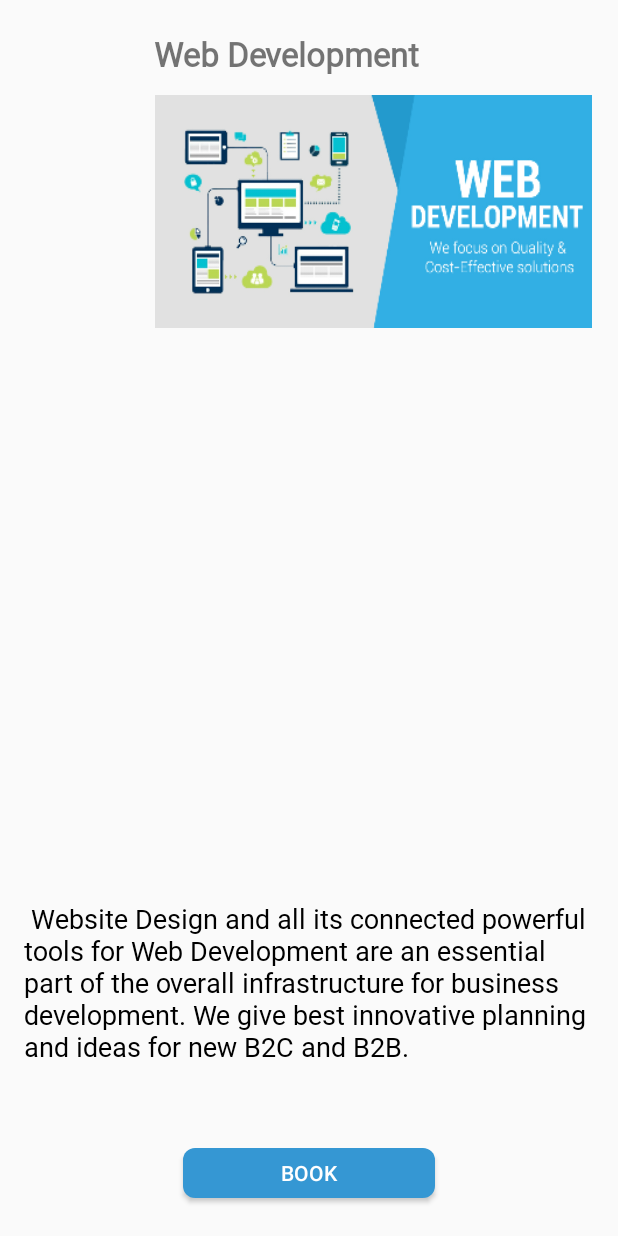
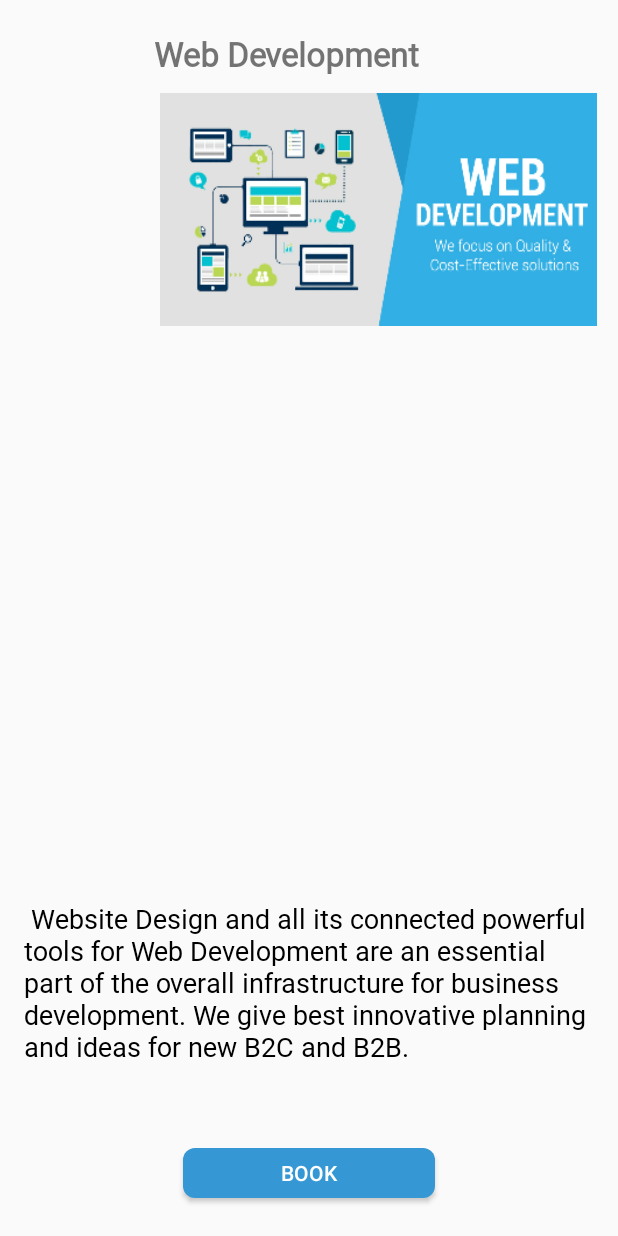
Before and after one commit to chethangowda08/My, an Android app: the WebActivity screen opened directly, with no data from a screen before it, on a phone screen of 412 x 824 dp. Run offline under Robolectric (Android 15) with nearby library versions, the phone set to English and light mode, and no system bars; plain views replace JustifyTextView.

Commit message:
Web application app

```diff
--- a/app/src/main/res/layout/activity_web.xml
+++ b/app/src/main/res/layout/activity_web.xml
@@ -30,8 +30,8 @@
         android:layout_alignParentTop="true"
         android:layout_alignParentEnd="true"
         android:layout_marginLeft="13dp"
-        android:layout_marginTop="63dp"
-        android:layout_marginEnd="17dp"
+        android:layout_marginTop="62dp"
+        android:layout_marginEnd="14dp"
         android:layout_weight="100"
         android:background="@drawable/we">
 
```
